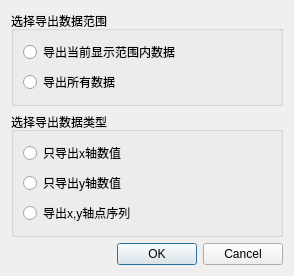
czyt1988/sa, file src/signA/dialog/PickCurveDataModeSetDialog.ui: the form before one commit.
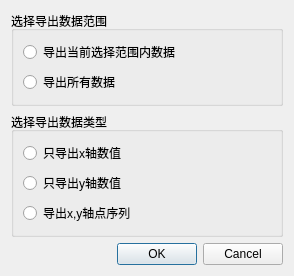
The form after the commit.

The edit to the form file:
```diff
--- a/src/signA/dialog/PickCurveDataModeSetDialog.ui
+++ b/src/signA/dialog/PickCurveDataModeSetDialog.ui
@@ -23,7 +23,7 @@
       <item>
        <widget class="QRadioButton" name="radioButton_viewRange">
         <property name="text">
-         <string>导出当前显示范围内数据</string>
+         <string>导出当前选择范围内数据</string>
         </property>
        </widget>
       </item>
```
